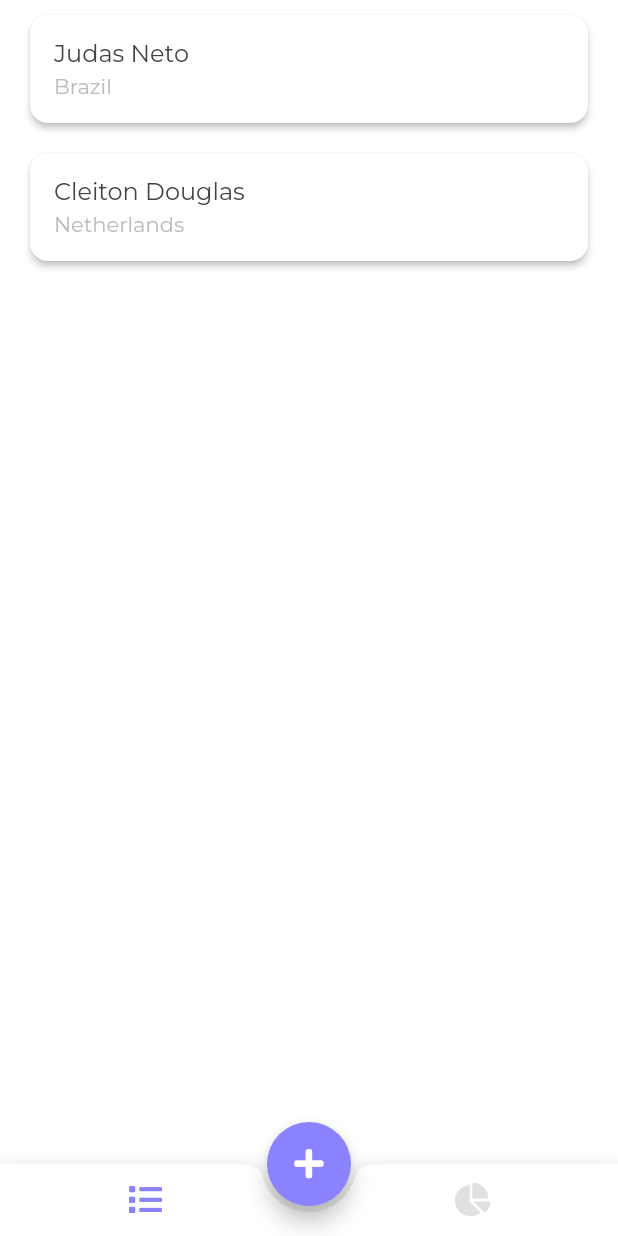
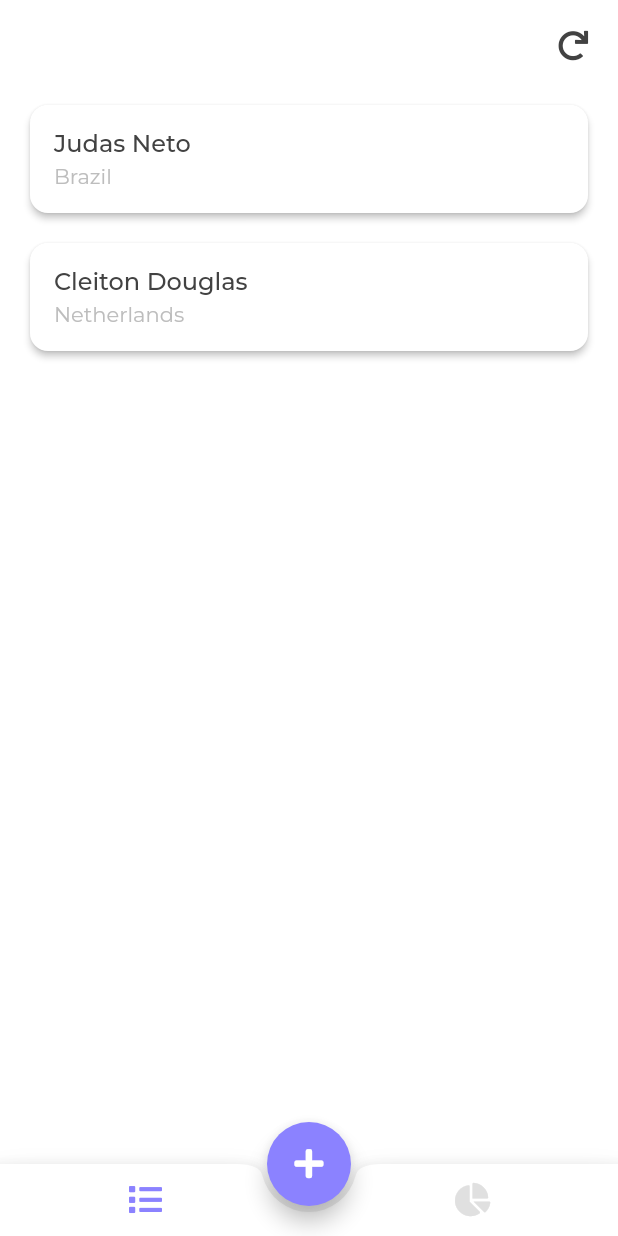
Before and after one commit to LucasPitol/CrudMaluco, a Flutter app: the screen it shows after launch, on a phone screen of 412 x 824 dp. Run offline on Flutter 3.47's test engine with Material 2 defaults, Android fonts, the phone set to English and light mode, and no system bars; our stand-ins replace font_awesome_flutter, google_fonts, pie_chart.

Commit message:
https://app.clubhouse.io/pitol/story/433/poc tarefa 5: DONE

```diff
--- a/flutterApp/cd_app/lib/main_component.dart
+++ b/flutterApp/cd_app/lib/main_component.dart
@@ -1,9 +1,11 @@
-import 'package:cd_app/pages/person_list_component.dart';
+import 'package:font_awesome_flutter/font_awesome_flutter.dart';
 import 'package:cd_app/utils/constants.dart';
 import 'package:cd_app/utils/styles.dart';
 import 'package:flutter/material.dart';
 import 'package:flutter/services.dart';
-import 'package:font_awesome_flutter/font_awesome_flutter.dart';
+
+import 'pages/person_locale_graph/person_locale_component.dart';
+import 'pages/person_list/person_list_component.dart';
 
 class MainComponent extends StatefulWidget {
   @override
@@ -13,7 +15,7 @@ class MainComponent extends StatefulWidget {
 class _MainComponentState extends State<MainComponent> {
   final List<Widget> _widgetOptions = <Widget>[
     PersonListComponent(),
-    Container(),
+    PersonLocaleComponent(),
   ];
 
   int _selectedIndex = 0;
--- a/flutterApp/cd_app/lib/pages/person_list_component.dart
+++ b/flutterApp/cd_app/lib/pages/person_list/person_list_component.dart
@@ -2,6 +2,7 @@ import 'package:animations/animations.dart';
 import 'package:cd_app/models/person.dart';
 import 'package:cd_app/utils/styles.dart';
 import 'package:flutter/material.dart';
+import 'package:font_awesome_flutter/font_awesome_flutter.dart';
 
 class PersonListComponent extends StatefulWidget {
   @override
@@ -70,11 +71,33 @@ class _PersonListComponentState extends State<PersonListComponent> {
     );
   }
 
+  _refresh() {
+    print('Refresh');
+  }
+
   @override
   Widget build(BuildContext context) {
     return Container(
       child: Column(
         children: [
+          Container(
+            alignment: Alignment.topRight,
+            margin: EdgeInsets.all(10),
+            child: InkWell(
+              borderRadius: Styles.circularBorderRadius,
+              onTap: () {
+                this._refresh();
+              },
+              child: Container(
+                margin: EdgeInsets.all(10),
+                child: FaIcon(
+                  FontAwesomeIcons.redo,
+                  size: 20,
+                  color: Styles.mainTextColor,
+                ),
+              ),
+            ),
+          ),
           Flexible(
             child: SingleChildScrollView(
               scrollDirection: Axis.vertical,
--- a/flutterApp/cd_app/lib/utils/styles.dart
+++ b/flutterApp/cd_app/lib/utils/styles.dart
@@ -20,16 +20,28 @@ class Styles {
   );
 
   static Color primaryColor = Color(0xff8B82FF);
+  static Color lightColor = Color(0xffc0b2ff);
   static Color darkColor = Color(0xff5655cb);
   static Color mainBackgroundColor = Colors.white;
 
   static Color mainTextColor = Colors.grey.shade800;
 
-  static TextStyle montText = TextStyle(color: mainTextColor, fontSize: 16);
-  static TextStyle montTextLight = TextStyle(color: Colors.grey.shade400, fontSize: 14);
+  static TextStyle montText = TextStyle(
+    color: mainTextColor,
+    fontSize: 16,
+    fontWeight: FontWeight.w500,
+  );
+  static TextStyle montTextLight =
+      TextStyle(color: Colors.grey.shade400, fontSize: 14);
+
+  static TextStyle montTextLittle =
+      TextStyle(color: mainTextColor, fontSize: 14);
 
   static BorderRadius defaultBorderRadius =
       BorderRadius.all(Radius.circular(12));
+
+  static BorderRadius circularBorderRadius =
+      BorderRadius.all(Radius.circular(200));
 
   static BoxDecoration cardDecoration = BoxDecoration(
     color: mainBackgroundColor,
--- a/flutterApp/cd_app/pubspec.yaml
+++ b/flutterApp/cd_app/pubspec.yaml
@@ -26,6 +26,7 @@ dependencies:
   google_fonts: ^2.1.0
   font_awesome_flutter: ^9.1.0
   animations: ^2.0.0
+  pie_chart: ^5.0.0
 
 
   # The following adds the Cupertino Icons font to your application.
```
Also changed, not shown: flutterApp/cd_app/lib/pages/person_locale_graph/person_locale_component.dart (added, +71 -0 lines), flutterApp/cd_app/lib/pages/person_locale_graph/pie_chart_component.dart (added, +55 -0 lines).
